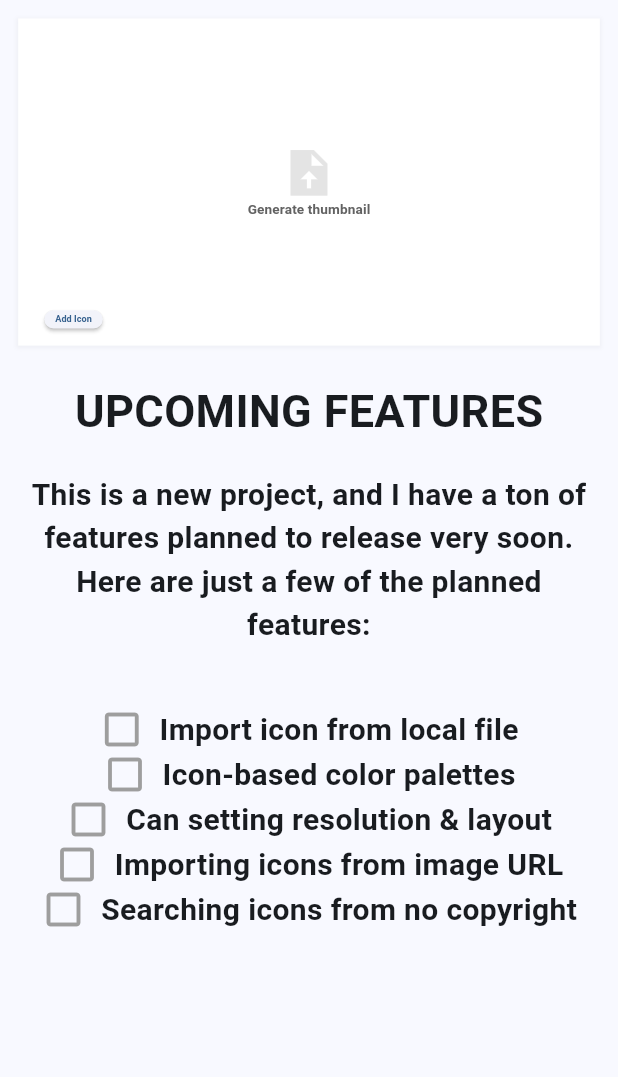
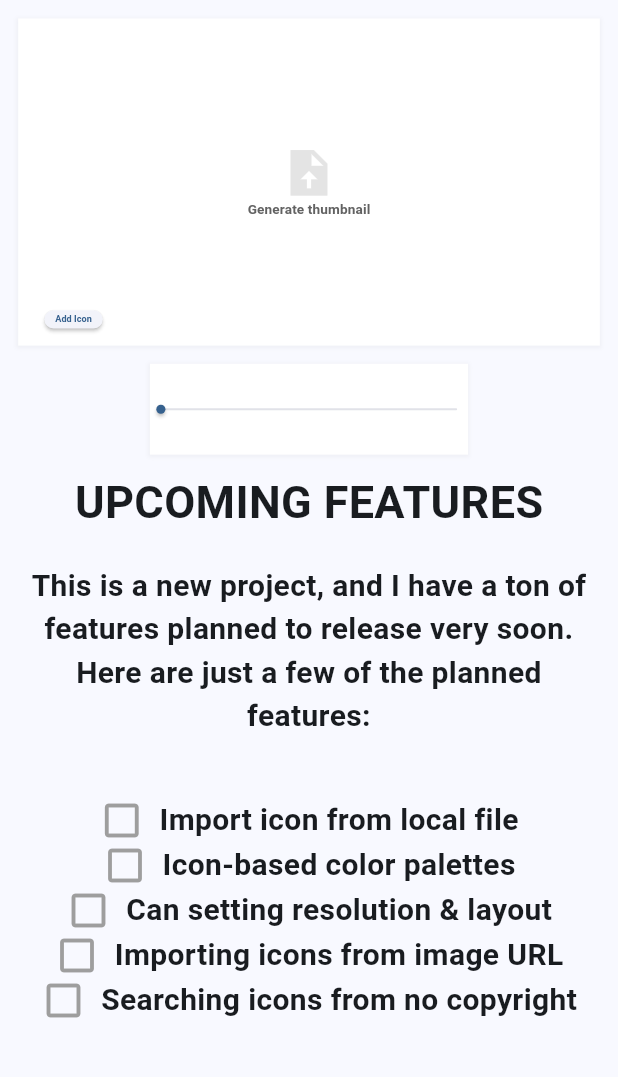
Before and after one commit to Mossworm/flutter-thumbnail-maker, a Flutter app: the screen it shows after launch, on a phone screen of 412 x 824 dp, the part 47-1124 px from its top. Run offline on Flutter 3.47's test engine with Material 3 defaults, Android fonts, the phone set to English and light mode, and no system bars; our stand-ins replace dotted_border; missing offline and left inert: desktop_drop, image_downloader_web, image_picker_web.

Commit message:
feat: 슬라이더 제작

```diff
--- a/lib/main.dart
+++ b/lib/main.dart
@@ -59,6 +59,7 @@ class MyHomePage extends StatelessWidget {
                             padding: EdgeInsets.all(40.0),
                             child: GenerateThumbnailWidget(),
                           ),
+                          SettingWidget(),
                         ],
                       ),
                     ),
@@ -341,3 +342,41 @@ class _GetImageWidgetState extends State<GetImageWidget> {
     );
   }
 }
+
+class SettingWidget extends StatefulWidget {
+  const SettingWidget({super.key});
+
+  @override
+  State<SettingWidget> createState() => _SettingWidgetState();
+}
+
+class _SettingWidgetState extends State<SettingWidget> {
+  double currentValue = 0.0;
+
+  @override
+  Widget build(BuildContext context) {
+    return Container(
+      constraints: const BoxConstraints(
+        maxWidth: 700,
+        maxHeight: 200,
+      ),
+      decoration: BoxDecoration(
+        color: Colors.white,
+        boxShadow: [
+          BoxShadow(
+            color: Colors.grey.withOpacity(0.1),
+            spreadRadius: 5,
+            blurRadius: 7,
+            offset: const Offset(0, 3),
+          ),
+        ],
+      ),
+      child: Slider(
+          value: currentValue,
+          max: 1000,
+          onChanged: (value) => setState(() {
+                currentValue = value;
+              })),
+    );
+  }
+}
```
Also changed, not shown: lib/providers/selected_image.dart (+9 -2 lines).
